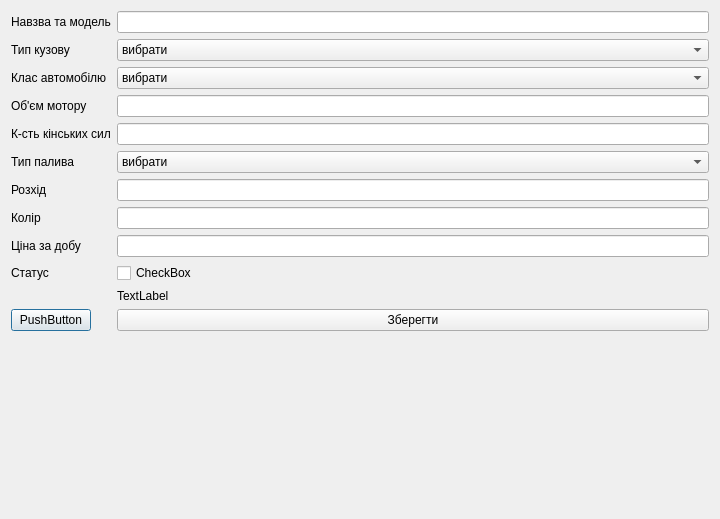
First picture: the form in kursova/addcardialog.ui, repository Maxverrr/kursova, before the edit.
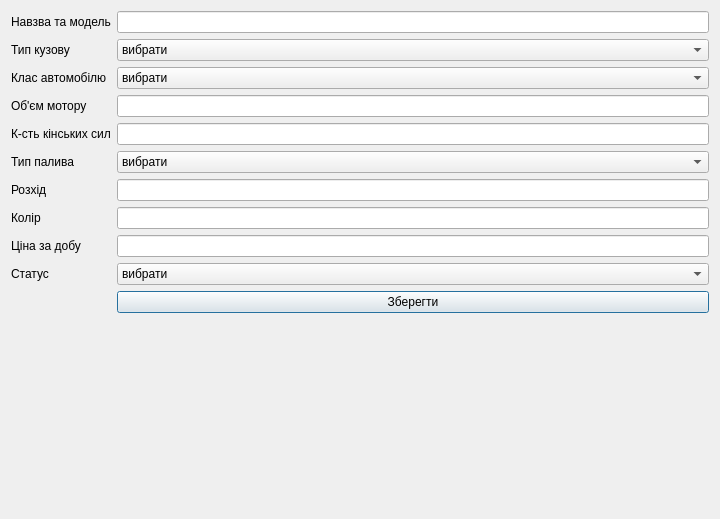
Second picture: the form after the edit.

```diff
--- a/kursova/addcardialog.ui
+++ b/kursova/addcardialog.ui
@@ -176,32 +176,30 @@
        </property>
       </widget>
      </item>
-     <item row="9" column="1">
-      <widget class="QCheckBox" name="availableCheckBox">
-       <property name="text">
-        <string>CheckBox</string>
-       </property>
-      </widget>
-     </item>
-     <item row="11" column="0">
-      <widget class="QPushButton" name="pbAddPhoto">
-       <property name="text">
-        <string>PushButton</string>
-       </property>
-      </widget>
-     </item>
-     <item row="11" column="1">
+     <item row="10" column="1">
       <widget class="QPushButton" name="pbAccepted">
        <property name="text">
         <string>Зберегти</string>
        </property>
       </widget>
      </item>
-     <item row="10" column="1">
-      <widget class="QLabel" name="photoLabel">
-       <property name="text">
-        <string>TextLabel</string>
-       </property>
+     <item row="9" column="1">
+      <widget class="QComboBox" name="availableCombo">
+       <item>
+        <property name="text">
+         <string>вибрати</string>
+        </property>
+       </item>
+       <item>
+        <property name="text">
+         <string>Доступний</string>
+        </property>
+       </item>
+       <item>
+        <property name="text">
+         <string>Недоступний</string>
+        </property>
+       </item>
       </widget>
      </item>
     </layout>
```
Left out of the diff: 2 changed lines with no effect on the pictures.
